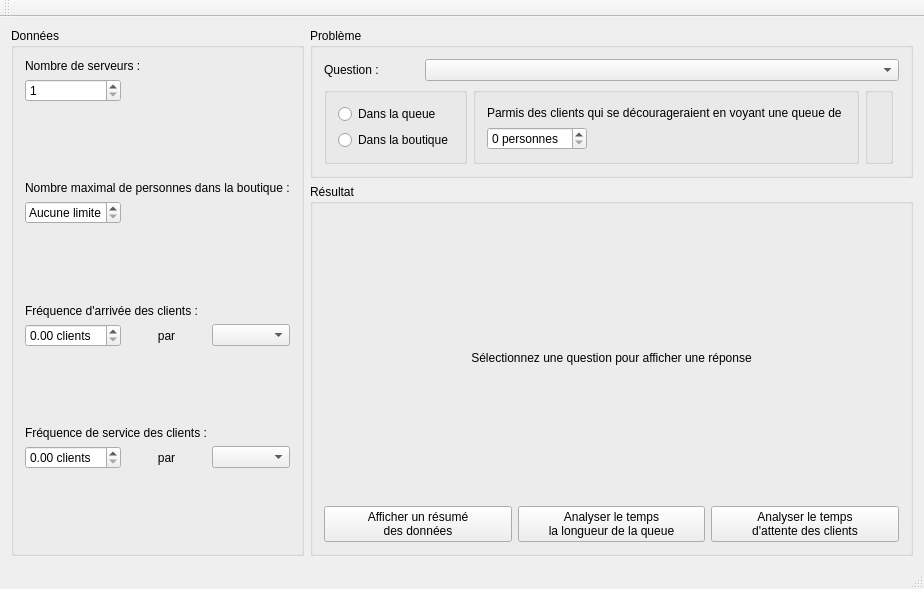
Above: WaitingLine/mainwindow.ui from AmaneMisora/Processus-Stochastique before the change. Below: the same form after it.
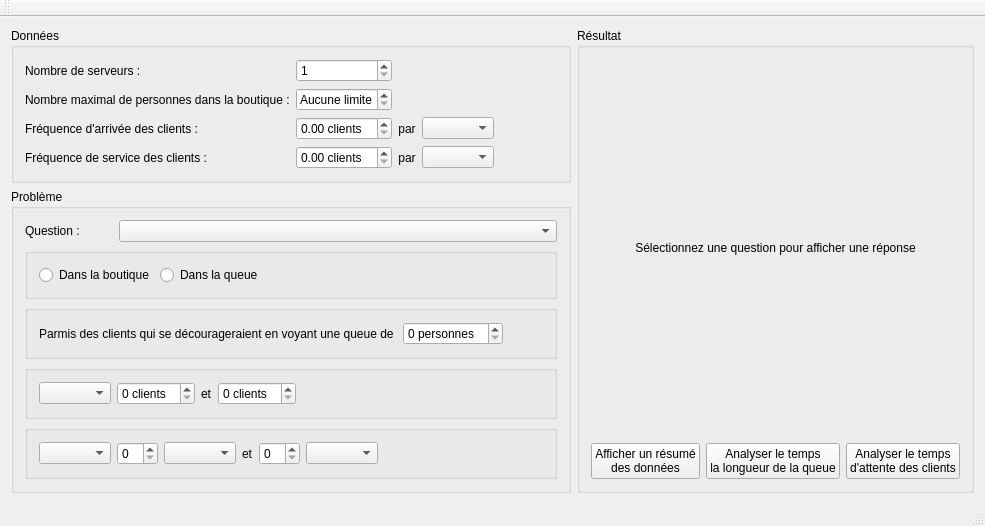
That is the form after the change.

Commit message: Modification de l'interface

```diff
--- a/WaitingLine/mainwindow.ui
+++ b/WaitingLine/mainwindow.ui
@@ -7,16 +7,129 @@
     <x>0</x>
     <y>0</y>
     <width>887</width>
-    <height>589</height>
+    <height>449</height>
    </rect>
   </property>
   <property name="windowTitle">
    <string>MainWindow</string>
   </property>
   <widget class="QWidget" name="centralWidget">
-   <layout class="QGridLayout" name="gridLayout" rowstretch="1,3" columnstretch="1,3">
-    <item row="1" column="1">
+   <layout class="QGridLayout" name="gridLayout_2">
+    <item row="0" column="0">
+     <widget class="QGroupBox" name="GroupBoxData">
+      <property name="title">
+       <string>Données</string>
+      </property>
+      <layout class="QGridLayout" name="gridLayout">
+       <item row="0" column="0">
+        <widget class="QLabel" name="LabelNbServer">
+         <property name="text">
+          <string>Nombre de serveurs : </string>
+         </property>
+        </widget>
+       </item>
+       <item row="0" column="1">
+        <widget class="QSpinBox" name="SpinBoxNbServer">
+         <property name="specialValueText">
+          <string/>
+         </property>
+         <property name="minimum">
+          <number>1</number>
+         </property>
+        </widget>
+       </item>
+       <item row="1" column="0">
+        <widget class="QLabel" name="LabelNbMaxPers">
+         <property name="text">
+          <string>Nombre maximal de personnes dans la boutique :</string>
+         </property>
+        </widget>
+       </item>
+       <item row="1" column="1">
+        <widget class="QSpinBox" name="SpinBoxNbMaxPers">
+         <property name="specialValueText">
+          <string>Aucune limite</string>
+         </property>
+        </widget>
+       </item>
+       <item row="2" column="0">
+        <widget class="QLabel" name="LabelFrequenceArrivee">
+         <property name="text">
+          <string>Fréquence d'arrivée des clients :</string>
+         </property>
+        </widget>
+       </item>
+       <item row="2" column="1">
+        <widget class="QDoubleSpinBox" name="DoubleSpinBoxFrequenceArrivee">
+         <property name="suffix">
+          <string> clients</string>
+         </property>
+        </widget>
+       </item>
+       <item row="2" column="2">
+        <widget class="QLabel" name="label_5">
+         <property name="text">
+          <string>par</string>
+         </property>
+         <property name="alignment">
+          <set>Qt::AlignCenter</set>
+         </property>
+        </widget>
+       </item>
+       <item row="2" column="3">
+        <widget class="QComboBox" name="ComboBoxFrequenceArrivee"/>
+       </item>
+       <item row="3" column="0">
+        <widget class="QLabel" name="LabelFrequenceService">
+         <property name="text">
+          <string>Fréquence de service des clients :</string>
+         </property>
+        </widget>
+       </item>
+       <item row="3" column="1">
+        <widget class="QDoubleSpinBox" name="DoubleSpinBoxFrequenceService">
+         <property name="suffix">
+          <string> clients</string>
+         </property>
+        </widget>
+       </item>
+       <item row="3" column="2">
+        <widget class="QLabel" name="label_6">
+         <property name="text">
+          <string>par</string>
+         </property>
+         <property name="alignment">
+          <set>Qt::AlignCenter</set>
+         </property>
+        </widget>
+       </item>
+       <item row="3" column="3">
+        <widget class="QComboBox" name="ComboBoxFrequenceService"/>
+       </item>
+       <item row="0" column="4" rowspan="4">
+        <spacer name="horizontalSpacer_4">
+         <property name="orientation">
+          <enum>Qt::Horizontal</enum>
+         </property>
+         <property name="sizeHint" stdset="0">
+          <size>
+           <width>40</width>
+           <height>20</height>
+          </size>
+         </property>
+        </spacer>
+       </item>
+      </layout>
+     </widget>
+    </item>
+    <item row="0" column="1" rowspan="2">
      <widget class="QGroupBox" name="GroupBoxResult">
+      <property name="sizePolicy">
+       <sizepolicy hsizetype="Preferred" vsizetype="MinimumExpanding">
+        <horstretch>0</horstretch>
+        <verstretch>0</verstretch>
+       </sizepolicy>
+      </property>
       <property name="title">
        <string>Résultat</string>
       </property>
@@ -62,159 +175,13 @@
       <zorder>LabelAnswer</zorder>
      </widget>
     </item>
-    <item row="0" column="0" rowspan="2">
-     <widget class="QGroupBox" name="GroupBoxData">
-      <property name="title">
-       <string>Données</string>
-      </property>
-      <layout class="QGridLayout" name="gridLayout_2">
-       <item row="10" column="0">
-        <widget class="QDoubleSpinBox" name="DoubleSpinBoxFrequenceService">
-         <property name="suffix">
-          <string> clients</string>
-         </property>
-        </widget>
-       </item>
-       <item row="4" column="0">
-        <widget class="QSpinBox" name="SpinBoxNbMaxPers">
-         <property name="specialValueText">
-          <string>Aucune limite</string>
-         </property>
-        </widget>
-       </item>
-       <item row="10" column="1">
-        <widget class="QLabel" name="label_6">
-         <property name="text">
-          <string>par</string>
-         </property>
-         <property name="alignment">
-          <set>Qt::AlignCenter</set>
-         </property>
-        </widget>
-       </item>
-       <item row="7" column="0">
-        <widget class="QDoubleSpinBox" name="DoubleSpinBoxFrequenceArrivee">
-         <property name="suffix">
-          <string> clients</string>
-         </property>
-        </widget>
-       </item>
-       <item row="7" column="1">
-        <widget class="QLabel" name="label_5">
-         <property name="text">
-          <string>par</string>
-         </property>
-         <property name="alignment">
-          <set>Qt::AlignCenter</set>
-         </property>
-        </widget>
-       </item>
-       <item row="1" column="0">
-        <widget class="QSpinBox" name="SpinBoxNbServer">
-         <property name="specialValueText">
-          <string/>
-         </property>
-         <property name="minimum">
-          <number>1</number>
-         </property>
-        </widget>
-       </item>
-       <item row="10" column="2">
-        <widget class="QComboBox" name="ComboBoxFrequenceService"/>
-       </item>
-       <item row="7" column="2">
-        <widget class="QComboBox" name="ComboBoxFrequenceArrivee"/>
-       </item>
-       <item row="3" column="0" colspan="3">
-        <widget class="QLabel" name="LabelNbMaxPers">
-         <property name="text">
-          <string>Nombre maximal de personnes dans la boutique :</string>
-         </property>
-        </widget>
-       </item>
-       <item row="6" column="0" colspan="3">
-        <widget class="QLabel" name="LabelFrequenceArrivee">
-         <property name="text">
-          <string>Fréquence d'arrivée des clients :</string>
-         </property>
-        </widget>
-       </item>
-       <item row="9" column="0" colspan="3">
-        <widget class="QLabel" name="LabelFrequenceService">
-         <property name="text">
-          <string>Fréquence de service des clients :</string>
-         </property>
-        </widget>
-       </item>
-       <item row="0" column="0" colspan="3">
-        <widget class="QLabel" name="LabelNbServer">
-         <property name="text">
-          <string>Nombre de serveurs : </string>
-         </property>
-        </widget>
-       </item>
-       <item row="2" column="0" colspan="3">
-        <spacer name="verticalSpacer_2">
-         <property name="orientation">
-          <enum>Qt::Vertical</enum>
-         </property>
-         <property name="sizeHint" stdset="0">
-          <size>
-           <width>20</width>
-           <height>40</height>
-          </size>
-         </property>
-        </spacer>
-       </item>
-       <item row="5" column="0" colspan="3">
-        <spacer name="verticalSpacer_3">
-         <property name="orientation">
-          <enum>Qt::Vertical</enum>
-         </property>
-         <property name="sizeHint" stdset="0">
-          <size>
-           <width>20</width>
-           <height>40</height>
-          </size>
-         </property>
-        </spacer>
-       </item>
-       <item row="8" column="0" colspan="3">
-        <spacer name="verticalSpacer_4">
-         <property name="orientation">
-          <enum>Qt::Vertical</enum>
-         </property>
-         <property name="sizeHint" stdset="0">
-          <size>
-           <width>20</width>
-           <height>40</height>
-          </size>
-         </property>
-        </spacer>
-       </item>
-       <item row="11" column="0" colspan="3">
-        <spacer name="verticalSpacer">
-         <property name="orientation">
-          <enum>Qt::Vertical</enum>
-         </property>
-         <property name="sizeHint" stdset="0">
-          <size>
-           <width>20</width>
-           <height>40</height>
-          </size>
-         </property>
-        </spacer>
-       </item>
-      </layout>
-     </widget>
-    </item>
-    <item row="0" column="1">
+    <item row="1" column="0">
      <widget class="QGroupBox" name="GroupBoxProblem">
       <property name="title">
        <string>Problème</string>
       </property>
-      <layout class="QGridLayout" name="gridLayout_4">
-       <item row="0" column="0" colspan="4">
+      <layout class="QVBoxLayout" name="verticalLayout_3">
+       <item>
         <layout class="QHBoxLayout" name="horizontalLayout_2" stretch="1,5">
          <item>
           <widget class="QLabel" name="label_8">
@@ -228,98 +195,225 @@
          </item>
         </layout>
        </item>
-       <item row="1" column="1">
-        <widget class="QGroupBox" name="GroupBox3">
-         <property name="enabled">
-          <bool>true</bool>
-         </property>
-         <property name="sizePolicy">
-          <sizepolicy hsizetype="MinimumExpanding" vsizetype="Preferred">
-           <horstretch>0</horstretch>
-           <verstretch>0</verstretch>
-          </sizepolicy>
-         </property>
-         <property name="flat">
-          <bool>true</bool>
-         </property>
-         <layout class="QGridLayout" name="gridLayout_6">
-          <item row="1" column="0">
-           <widget class="QSpinBox" name="SpinBox">
-            <property name="sizePolicy">
-             <sizepolicy hsizetype="Maximum" vsizetype="Fixed">
-              <horstretch>0</horstretch>
-              <verstretch>0</verstretch>
-             </sizepolicy>
-            </property>
-            <property name="suffix">
-             <string> personnes</string>
-            </property>
-           </widget>
-          </item>
-          <item row="0" column="0">
-           <widget class="QLabel" name="label_9">
-            <property name="sizePolicy">
-             <sizepolicy hsizetype="MinimumExpanding" vsizetype="Preferred">
-              <horstretch>0</horstretch>
-              <verstretch>0</verstretch>
-             </sizepolicy>
-            </property>
-            <property name="text">
-             <string>Parmis des clients qui se décourageraient en voyant une queue de </string>
-            </property>
-            <property name="textFormat">
-             <enum>Qt::AutoText</enum>
-            </property>
-            <property name="alignment">
-             <set>Qt::AlignLeading|Qt::AlignLeft|Qt::AlignVCenter</set>
-            </property>
-           </widget>
-          </item>
-         </layout>
-        </widget>
-       </item>
-       <item row="1" column="0">
-        <widget class="QGroupBox" name="GroupBox12">
-         <property name="sizePolicy">
-          <sizepolicy hsizetype="MinimumExpanding" vsizetype="Preferred">
-           <horstretch>0</horstretch>
-           <verstretch>0</verstretch>
-          </sizepolicy>
-         </property>
-         <property name="flat">
-          <bool>true</bool>
-         </property>
-         <layout class="QGridLayout" name="gridLayout_5">
-          <item row="0" column="0">
-           <widget class="QRadioButton" name="RadioButtonQueue">
-            <property name="text">
-             <string>Dans la queue</string>
-            </property>
-           </widget>
-          </item>
-          <item row="1" column="0">
-           <widget class="QRadioButton" name="RadioButtonSystem">
-            <property name="text">
-             <string>Dans la boutique</string>
-            </property>
-           </widget>
-          </item>
-         </layout>
-        </widget>
-       </item>
-       <item row="1" column="2">
-        <widget class="QGroupBox" name="GroupBox45">
-         <property name="sizePolicy">
-          <sizepolicy hsizetype="MinimumExpanding" vsizetype="Preferred">
-           <horstretch>0</horstretch>
-           <verstretch>0</verstretch>
-          </sizepolicy>
-         </property>
-         <property name="flat">
-          <bool>true</bool>
-         </property>
-         <layout class="QGridLayout" name="gridLayout_7"/>
-        </widget>
+       <item>
+        <layout class="QVBoxLayout" name="verticalLayout_2">
+         <item>
+          <widget class="QGroupBox" name="GroupBox12">
+           <property name="sizePolicy">
+            <sizepolicy hsizetype="MinimumExpanding" vsizetype="Preferred">
+             <horstretch>0</horstretch>
+             <verstretch>0</verstretch>
+            </sizepolicy>
+           </property>
+           <property name="flat">
+            <bool>true</bool>
+           </property>
+           <layout class="QGridLayout" name="gridLayout_5">
+            <item row="0" column="1">
+             <widget class="QRadioButton" name="RadioButtonQueue">
+              <property name="text">
+               <string>Dans la queue</string>
+              </property>
+             </widget>
+            </item>
+            <item row="0" column="0">
+             <widget class="QRadioButton" name="RadioButtonSystem">
+              <property name="text">
+               <string>Dans la boutique</string>
+              </property>
+             </widget>
+            </item>
+            <item row="0" column="2">
+             <spacer name="horizontalSpacer_5">
+              <property name="orientation">
+               <enum>Qt::Horizontal</enum>
+              </property>
+              <property name="sizeHint" stdset="0">
+               <size>
+                <width>40</width>
+                <height>20</height>
+               </size>
+              </property>
+             </spacer>
+            </item>
+           </layout>
+          </widget>
+         </item>
+         <item>
+          <widget class="QGroupBox" name="GroupBox3">
+           <property name="enabled">
+            <bool>true</bool>
+           </property>
+           <property name="sizePolicy">
+            <sizepolicy hsizetype="MinimumExpanding" vsizetype="Preferred">
+             <horstretch>0</horstretch>
+             <verstretch>0</verstretch>
+            </sizepolicy>
+           </property>
+           <property name="flat">
+            <bool>true</bool>
+           </property>
+           <layout class="QHBoxLayout" name="horizontalLayout">
+            <item>
+             <widget class="QLabel" name="LabelQ3">
+              <property name="sizePolicy">
+               <sizepolicy hsizetype="Maximum" vsizetype="Preferred">
+                <horstretch>0</horstretch>
+                <verstretch>0</verstretch>
+               </sizepolicy>
+              </property>
+              <property name="text">
+               <string>Parmis des clients qui se décourageraient en voyant une queue de </string>
+              </property>
+              <property name="textFormat">
+               <enum>Qt::AutoText</enum>
+              </property>
+              <property name="alignment">
+               <set>Qt::AlignLeading|Qt::AlignLeft|Qt::AlignVCenter</set>
+              </property>
+             </widget>
+            </item>
+            <item>
+             <widget class="QSpinBox" name="SpinBoxQ3">
+              <property name="sizePolicy">
+               <sizepolicy hsizetype="Maximum" vsizetype="Fixed">
+                <horstretch>0</horstretch>
+                <verstretch>0</verstretch>
+               </sizepolicy>
+              </property>
+              <property name="suffix">
+               <string> personnes</string>
+              </property>
+             </widget>
+            </item>
+            <item>
+             <spacer name="horizontalSpacer">
+              <property name="orientation">
+               <enum>Qt::Horizontal</enum>
+              </property>
+              <property name="sizeHint" stdset="0">
+               <size>
+                <width>40</width>
+                <height>20</height>
+               </size>
+              </property>
+             </spacer>
+            </item>
+           </layout>
+          </widget>
+         </item>
+         <item>
+          <widget class="QGroupBox" name="GroupBox4">
+           <property name="sizePolicy">
+            <sizepolicy hsizetype="MinimumExpanding" vsizetype="Preferred">
+             <horstretch>0</horstretch>
+             <verstretch>0</verstretch>
+            </sizepolicy>
+           </property>
+           <property name="flat">
+            <bool>true</bool>
+           </property>
+           <layout class="QGridLayout" name="gridLayout_7">
+            <item row="1" column="1">
+             <widget class="QSpinBox" name="SpinBoxQ4">
+              <property name="suffix">
+               <string> clients</string>
+              </property>
+             </widget>
+            </item>
+            <item row="1" column="3">
+             <widget class="QSpinBox" name="SpinBoxQ4_2">
+              <property name="suffix">
+               <string> clients</string>
+              </property>
+             </widget>
+            </item>
+            <item row="1" column="0">
+             <widget class="QComboBox" name="ComboBoxQ4"/>
+            </item>
+            <item row="1" column="2">
+             <widget class="QLabel" name="LabelQ4">
+              <property name="sizePolicy">
+               <sizepolicy hsizetype="Maximum" vsizetype="Preferred">
+                <horstretch>0</horstretch>
+                <verstretch>0</verstretch>
+               </sizepolicy>
+              </property>
+              <property name="text">
+               <string>et</string>
+              </property>
+             </widget>
+            </item>
+            <item row="1" column="4">
+             <spacer name="horizontalSpacer_2">
+              <property name="orientation">
+               <enum>Qt::Horizontal</enum>
+              </property>
+              <property name="sizeHint" stdset="0">
+               <size>
+                <width>40</width>
+                <height>20</height>
+               </size>
+              </property>
+             </spacer>
+            </item>
+           </layout>
+          </widget>
+         </item>
+         <item>
+          <widget class="QGroupBox" name="GroupBox5">
+           <property name="title">
+            <string/>
+           </property>
+           <property name="flat">
+            <bool>true</bool>
+           </property>
+           <layout class="QGridLayout" name="gridLayout_4">
+            <item row="0" column="0">
+             <widget class="QComboBox" name="ComboBoxQ5"/>
+            </item>
+            <item row="0" column="1">
+             <widget class="QSpinBox" name="SpinBoxQ5"/>
+            </item>
+            <item row="0" column="2">
+             <widget class="QComboBox" name="ComboBoxTimeQ5"/>
+            </item>
+            <item row="0" column="3">
+             <widget class="QLabel" name="LabelQ5">
+              <property name="sizePolicy">
+               <sizepolicy hsizetype="Maximum" vsizetype="Preferred">
+                <horstretch>0</horstretch>
+                <verstretch>0</verstretch>
+               </sizepolicy>
+              </property>
+              <property name="text">
+               <string>et</string>
+              </property>
+             </widget>
+            </item>
+            <item row="0" column="4">
+             <widget class="QSpinBox" name="SpinBoxQ5_2"/>
+            </item>
+            <item row="0" column="5">
+             <widget class="QComboBox" name="ComboBoxTimeQ5_2"/>
+            </item>
+            <item row="0" column="6">
+             <spacer name="horizontalSpacer_3">
+              <property name="orientation">
+               <enum>Qt::Horizontal</enum>
+              </property>
+              <property name="sizeHint" stdset="0">
+               <size>
+                <width>40</width>
+                <height>20</height>
+               </size>
+              </property>
+             </spacer>
+            </item>
+           </layout>
+          </widget>
+         </item>
+        </layout>
        </item>
       </layout>
      </widget>
```
Left out of the diff: 2 changed lines with no effect on the pictures. The commit also changes 1 other file.
